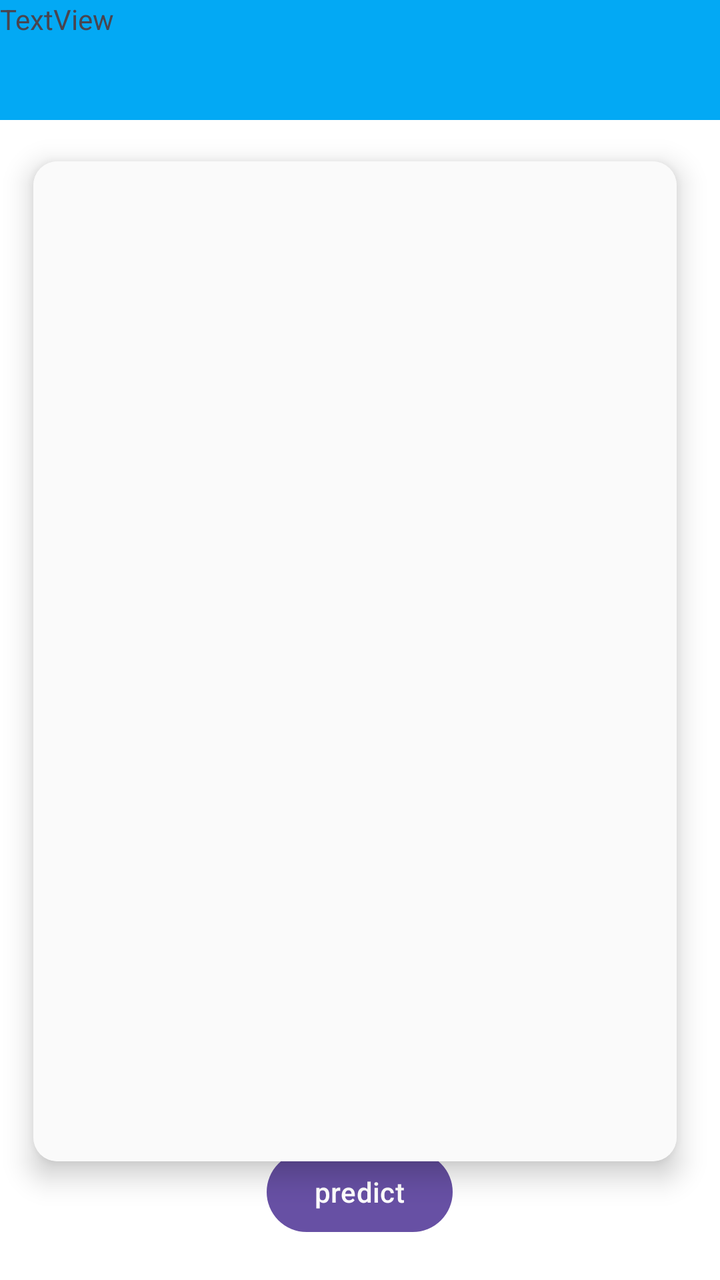
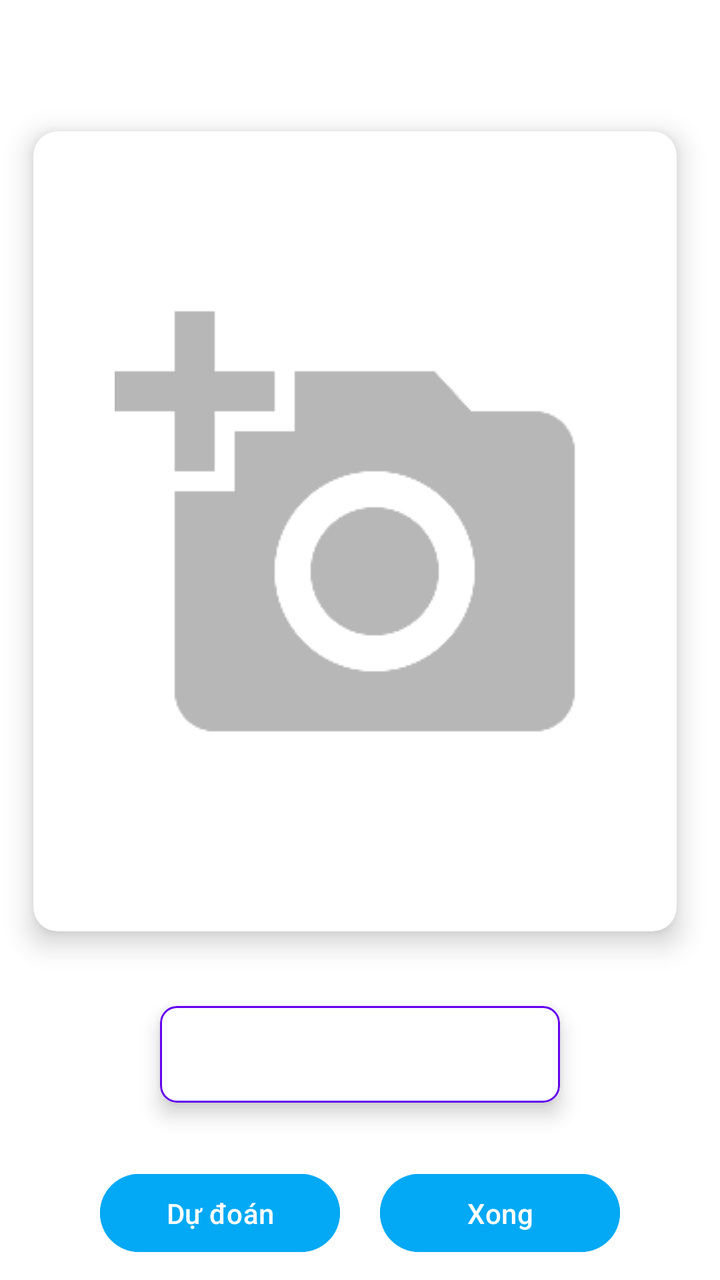

An Android layout rendered at two revisions. The XML below is the earlier revision; the diff shows what the commit changed to produce the second picture.
<!-- AndroidManifest.xml: application theme Theme.MyApp -->
<!-- res/layout/activity_image_input.xml -->
<?xml version="1.0" encoding="utf-8"?>
<RelativeLayout xmlns:android="http://schemas.android.com/apk/res/android"
    xmlns:app="http://schemas.android.com/apk/res-auto"
    xmlns:tools="http://schemas.android.com/tools"
    android:layout_width="match_parent"
    android:layout_height="match_parent"
    android:background="#FFFFFF"
    tools:context=".ui.dashboard.ImageInputActivity">

    <TextView
        android:id="@+id/textView"
        android:layout_width="match_parent"
        android:layout_height="60dp"
        android:background="@color/blue"
        android:text="TextView" />

    <androidx.cardview.widget.CardView
        android:layout_width="match_parent"
        android:layout_height="wrap_content"
        android:layout_alignParentTop="true"
        android:layout_marginLeft="5dp"
        android:layout_marginTop="65dp"
        android:layout_marginRight="10dp"
        app:cardBackgroundColor="@color/white"
        app:cardCornerRadius="12dp"
        app:cardElevation="8dp"
        app:cardPreventCornerOverlap="true"
        app:cardUseCompatPadding="true"
        >

        <ImageView
            android:id="@+id/imageView"
            android:layout_width="match_parent"
            android:layout_height="500dp"
            android:background="#FAFAFA"
            android:onClick="selectImage"
            android:scrollbars="horizontal|vertical"
            android:padding="5dp" />

    </androidx.cardview.widget.CardView>

    <androidx.cardview.widget.CardView
        android:layout_width="wrap_content"
        android:layout_height="wrap_content"
        android:layout_alignParentBottom="true"
        android:layout_centerHorizontal="true"
        android:layout_marginBottom="90dp"
        app:cardCornerRadius="8dp"
        app:cardElevation="6dp"
        app:cardUseCompatPadding="true">

        <EditText
            android:id="@+id/edtResult"
            android:layout_width="200dp"
            android:layout_height="wrap_content"
            android:ems="10"
            android:inputType="text"
            android:textAlignment="center"
            android:background="@drawable/edittext_border"
            android:padding="12dp" />
    </androidx.cardview.widget.CardView>

    <Button
        android:id="@+id/predict"
        android:layout_width="wrap_content"
        android:layout_height="wrap_content"
        android:layout_alignParentBottom="true"
        android:layout_centerHorizontal="true"
        android:layout_marginBottom="20dp"
        android:onClick="predict"
        android:text="predict" />


</RelativeLayout>
<!-- resources referenced by this layout -->
<resources>
  <color name="blue">#03A9F4</color>
  <color name="white">#FFFFFFFF</color>
  <!-- drawable edittext_border (drawable) -->
  <?xml version="1.0" encoding="utf-8"?>
  <shape xmlns:android="http://schemas.android.com/apk/res/android">
      <solid android:color="#FFFFFF" />
      <stroke
          android:width="1dp"
          android:color="#6200EE" />
      <corners android:radius="8dp" />
  </shape>
  <style name="Theme.MyApp" parent="Base.Theme.MyApp" />
  <style name="Base.Theme.MyApp" parent="Theme.Material3.DayNight">
          
          
  
      </style>
</resources>

<!-- the commit's change to res/layout/activity_image_input.xml (unified diff, before → after) -->
@@ -5,21 +5,17 @@
     android:layout_width="match_parent"
     android:layout_height="match_parent"
     android:background="#FFFFFF"
+    android:layout_marginTop="60dp"
     tools:context=".ui.dashboard.ImageInputActivity">
 
-    <TextView
-        android:id="@+id/textView"
-        android:layout_width="match_parent"
-        android:layout_height="60dp"
-        android:background="@color/blue"
-        android:text="TextView" />
 
     <androidx.cardview.widget.CardView
+        android:id="@+id/imageCardView"
         android:layout_width="match_parent"
         android:layout_height="wrap_content"
         android:layout_alignParentTop="true"
         android:layout_marginLeft="5dp"
-        android:layout_marginTop="65dp"
+        android:layout_marginTop="50dp"
         android:layout_marginRight="10dp"
         app:cardBackgroundColor="@color/white"
         app:cardCornerRadius="12dp"
@@ -28,47 +24,90 @@
         app:cardUseCompatPadding="true"
         >
 
-        <ImageView
-            android:id="@+id/imageView"
+        <FrameLayout
             android:layout_width="match_parent"
-            android:layout_height="500dp"
-            android:background="#FAFAFA"
-            android:onClick="selectImage"
-            android:scrollbars="horizontal|vertical"
-            android:padding="5dp" />
+            android:layout_height="400dp">
+
+            
+            <ImageView
+                android:id="@+id/iconOverlay"
+                android:layout_width="240dp"
+                android:layout_height="240dp"
+                android:layout_gravity="center"
+                android:src="@drawable/add_a_photo"
+                android:scaleType="center" />
+
+            
+            <ImageView
+                android:id="@+id/imageView"
+                android:layout_width="match_parent"
+                android:layout_height="match_parent"
+                android:onClick="selectImage"
+                android:padding="5dp"
+                android:scrollbars="horizontal|vertical"
+                android:scaleType="fitCenter" />
+        </FrameLayout>
 
     </androidx.cardview.widget.CardView>
 
     <androidx.cardview.widget.CardView
-        android:layout_width="wrap_content"
+        android:id="@+id/resultCardView"
+    android:layout_width="wrap_content"
+    android:layout_height="wrap_content"
+    android:layout_below="@id/imageCardView"
+    android:layout_centerHorizontal="true"
+    android:layout_marginTop="10dp"
+    android:layout_marginBottom="10dp"
+    app:cardCornerRadius="8dp"
+    app:cardElevation="6dp"
+    app:cardUseCompatPadding="true">
+
+    <EditText
+        android:id="@+id/edtResult"
+        android:layout_width="200dp"
         android:layout_height="wrap_content"
-        android:layout_alignParentBottom="true"
-        android:layout_centerHorizontal="true"
-        android:layout_marginBottom="90dp"
-        app:cardCornerRadius="8dp"
-        app:cardElevation="6dp"
-        app:cardUseCompatPadding="true">
+        android:ems="10"
+        android:inputType="text"
+        android:textAlignment="center"
+        android:background="@drawable/edittext_border"
+        android:textColor="@color/black"
+        android:padding="12dp" />
+</androidx.cardview.widget.CardView>
 
-        <EditText
-            android:id="@+id/edtResult"
-            android:layout_width="200dp"
-            android:layout_height="wrap_content"
-            android:ems="10"
-            android:inputType="text"
-            android:textAlignment="center"
-            android:background="@drawable/edittext_border"
-            android:padding="12dp" />
-    </androidx.cardview.widget.CardView>
+    <LinearLayout
+        android:layout_width="match_parent"
+        android:layout_height="wrap_content"
+        android:orientation="horizontal"
+
+    android:gravity="center_horizontal"
+        android:layout_below="@id/resultCardView"
+    android:layout_marginTop="10dp"
+    android:layout_marginBottom="10dp"
+    android:layout_alignParentBottom="true"
+    >
 
     <Button
-        android:id="@+id/predict"
-        android:layout_width="wrap_content"
-        android:layout_height="wrap_content"
-        android:layout_alignParentBottom="true"
-        android:layout_centerHorizontal="true"
-        android:layout_marginBottom="20dp"
-        android:onClick="predict"
-        android:text="predict" />
+        android:id="@+id/predict_button"
+    android:layout_width="120dp"
+    android:layout_height="wrap_content"
+    android:layout_marginEnd="10dp"
+    android:onClick="predict"
+    android:text="@string/predict"
+    android:backgroundTint="@color/blue"
+    android:textColor="@color/white"
+    />
+
+    <Button
+        android:id="@+id/btnDone"
+    android:layout_width="120dp"
+    android:layout_height="wrap_content"
+    android:layout_marginStart="10dp"
+    android:text="@string/done"
+    android:backgroundTint="@color/blue"
+    android:textColor="@color/white"
+    />
+
+</LinearLayout>
 
 
 </RelativeLayout>
<!-- resource entries referenced after the edit -->
@@ -1,7 +1,9 @@
 <!-- resources referenced by this layout -->
 <resources>
+  <color name="black">#FF000000</color>
   <color name="blue">#03A9F4</color>
   <color name="white">#FFFFFFFF</color>
+  <!-- drawable add_a_photo: png bitmap (drawable, 4813 bytes) -->
   <!-- drawable edittext_border (drawable) -->
   <?xml version="1.0" encoding="utf-8"?>
   <shape xmlns:android="http://schemas.android.com/apk/res/android">
@@ -11,8 +13,12 @@
           android:color="#6200EE" />
       <corners android:radius="8dp" />
   </shape>
+  <string name="done">Xong</string>
+  
+      // sign in
+  <string name="predict">Dự đoán</string>
   <style name="Theme.MyApp" parent="Base.Theme.MyApp" />
-  <style name="Base.Theme.MyApp" parent="Theme.Material3.DayNight">
+  <style name="Base.Theme.MyApp" parent="Theme.Material3.DayNight.NoActionBar">
           
           
   
